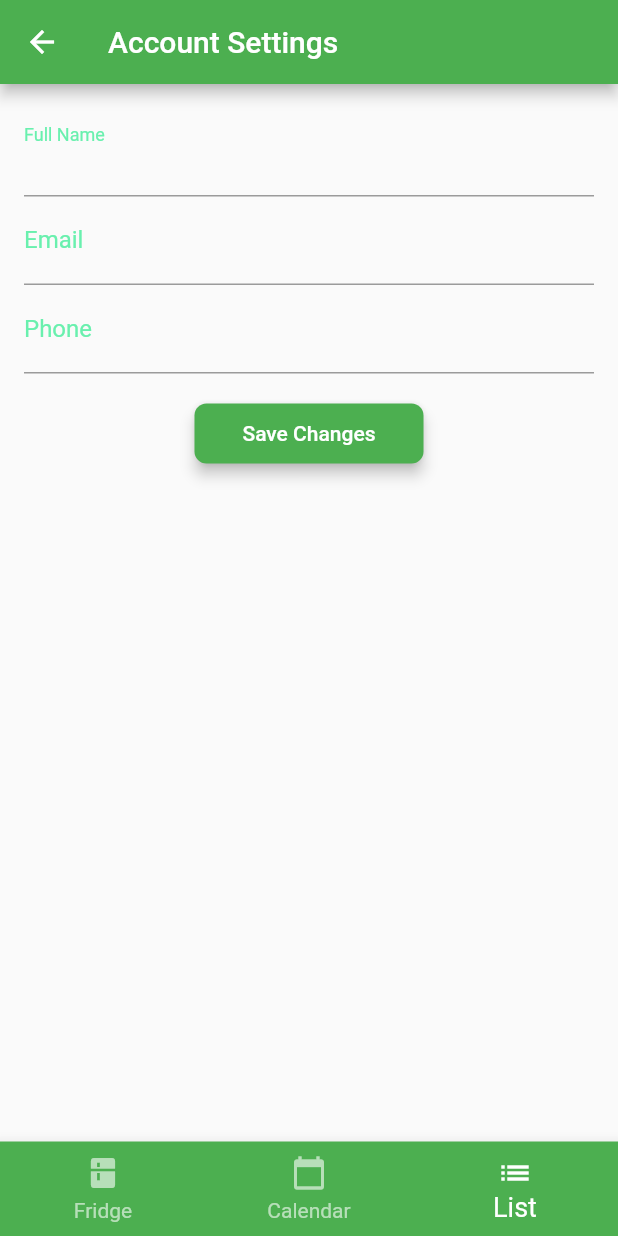
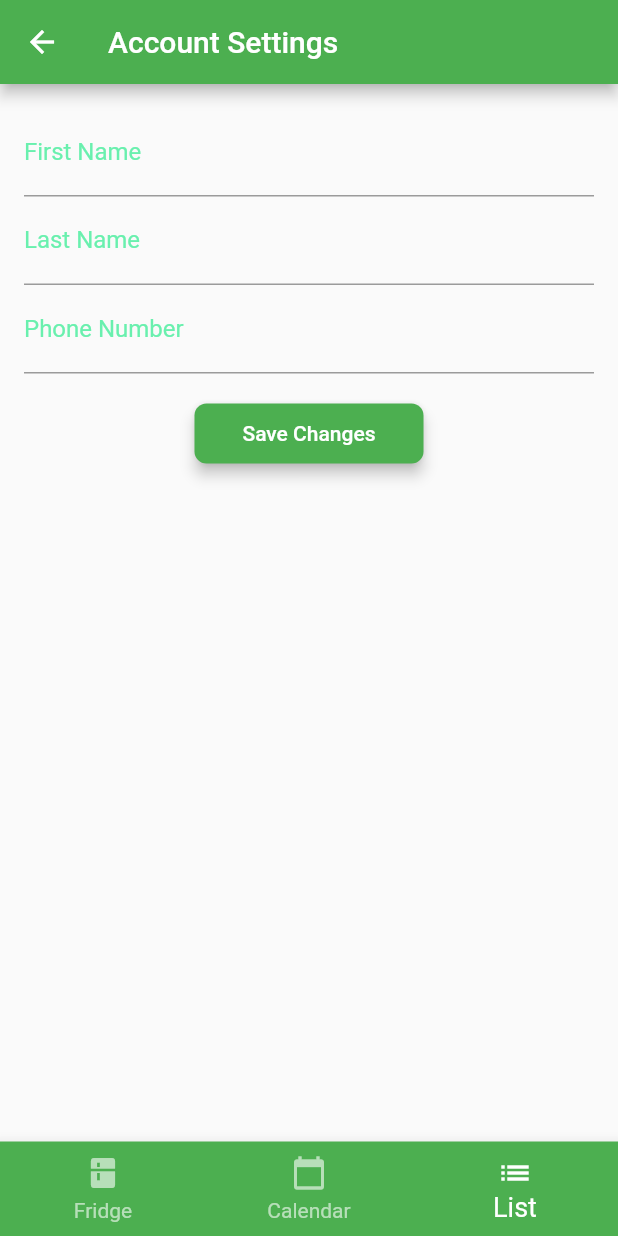
Before and after one commit to perezjovany/COP4331-Large-Project, a Flutter app: the AccountPage screen opened by its route, item 2 of the bottom bar chosen, on a phone screen of 412 x 824 dp. Run offline on Flutter 3.47's test engine with Material 2 defaults, Android fonts, the phone set to English and light mode, and no system bars; our stand-ins replace flutter_secure_storage, flutter_typeahead, shared_preferences, syncfusion_flutter_calendar; missing offline and left inert: scan; accounts and stored records are empty; network calls fail.

Commit message:
fixed fields

```diff
--- a/lib/account.dart
+++ b/lib/account.dart
@@ -21,8 +21,8 @@ class User {
   bool? isLightMode;
 
   bool isEditing;
-  TextEditingController nameController;
-  TextEditingController emailController;
+  TextEditingController firstNameController;
+  TextEditingController lastNameController;
   TextEditingController phoneController;
 
   User({
@@ -38,9 +38,8 @@ class User {
     required this.daysLeft,
     required this.isLightMode,
   })  : this.isEditing = false,
-        this.nameController =
-            TextEditingController(text: "$firstName $lastName"),
-        this.emailController = TextEditingController(text: email),
+        this.firstNameController = TextEditingController(text: firstName),
+        this.lastNameController = TextEditingController(text: lastName),
         this.phoneController = TextEditingController(text: phone);
 }
 
@@ -192,28 +191,33 @@ class State_Account extends State<AccountPage> {
         child: Column(
           children: <Widget>[
             TextFormField(
-              controller: user.nameController,
-              decoration: const InputDecoration(labelText: 'Full Name'),
+              controller: user
+                  .firstNameController, // Updated to use firstNameController
+              decoration: const InputDecoration(
+                  labelText: 'First Name'), // Updated label
               validator: (value) {
                 if (value == null || value.isEmpty) {
-                  return 'Please enter your full name';
+                  return 'Please enter your first name'; // Updated validation message
                 }
                 return null;
               },
             ),
             TextFormField(
-              controller: user.emailController,
-              decoration: const InputDecoration(labelText: 'Email'),
+              controller:
+                  user.lastNameController, // Updated to use lastNameController
+              decoration: const InputDecoration(
+                  labelText: 'Last Name'), // Updated label
               validator: (value) {
                 if (value == null || value.isEmpty) {
-                  return 'Please enter your email';
+                  return 'Please enter your last name'; // Updated validation message
                 }
                 return null;
               },
             ),
             TextFormField(
               controller: user.phoneController,
-              decoration: const InputDecoration(labelText: 'Phone'),
+              decoration: const InputDecoration(
+                  labelText: 'Phone Number'), // Updated label
               validator: (value) {
                 if (value == null || value.isEmpty) {
                   return 'Please enter your phone number';
@@ -227,9 +231,10 @@ class State_Account extends State<AccountPage> {
               onPressed: () {
                 if (_formKey.currentState!.validate()) {
                   setState(() {
-                    user.firstName = user.nameController.text.split(' ')[0];
-                    user.lastName = user.nameController.text.split(' ')[1];
-                    user.email = user.emailController.text;
+                    user.firstName = user.firstNameController
+                        .text; // Updated to use firstNameController text directly
+                    user.lastName = user.lastNameController
+                        .text; // Updated to use lastNameController text directly
                     user.phone = user.phoneController.text;
                   });
                   _updateUser(user);
@@ -243,11 +248,9 @@ class State_Account extends State<AccountPage> {
                   borderRadius: BorderRadius.circular(
                       8), // Adding rounded corners to the button
                 ),
-                primary:
-                    Colors.green,
+                primary: Colors.green,
                 onPrimary: Colors.white,
                 elevation: 4,
-
               ),
               child: Text('Save Changes'),
             ),
```
